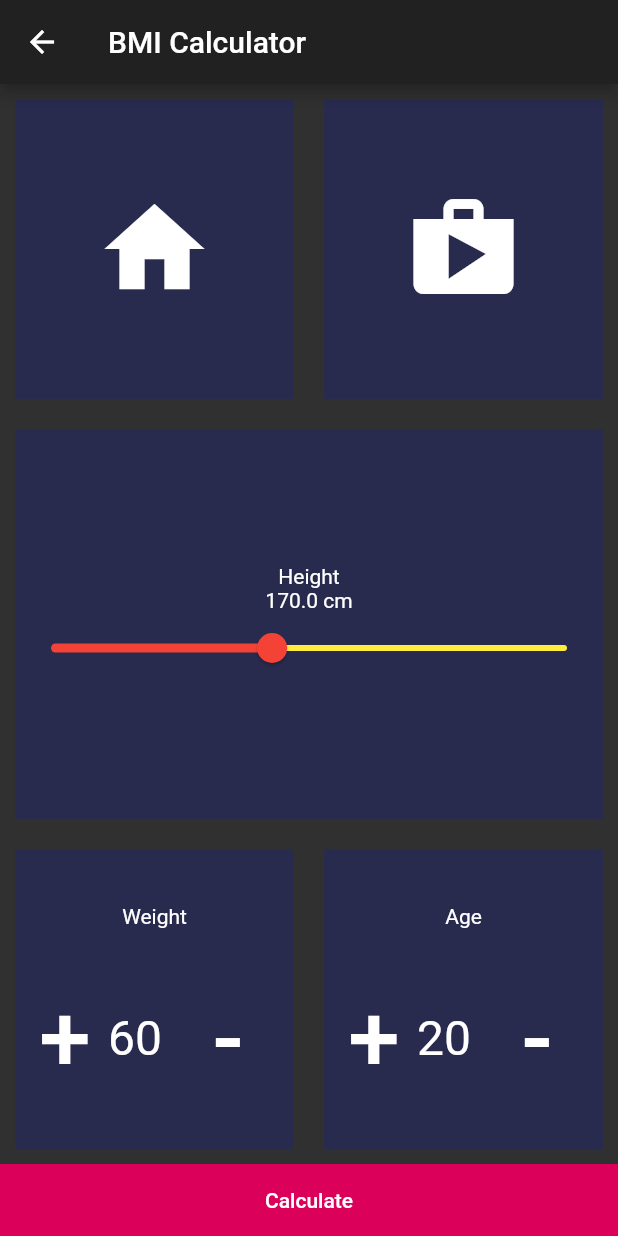
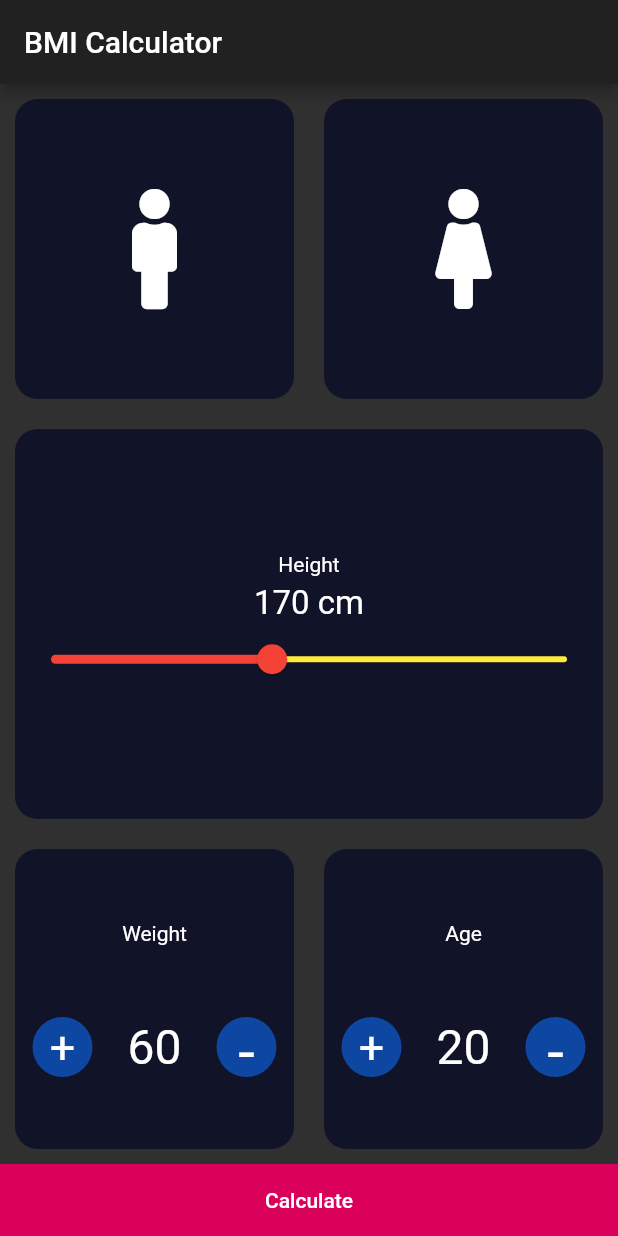
Before and after one commit to hanane-ca/cit-cellule-mobile, a Flutter app: the Home screen opened by its route, on a phone screen of 412 x 824 dp. Run offline on Flutter 3.47's test engine with Material 2 defaults, Android fonts, the phone set to English and light mode, and no system bars; our stand-ins replace audioplayers, font_awesome_flutter.

Commit message:
BMI part 2

```diff
--- a/bmi/lib/components/plus_ou_moins.dart
+++ b/bmi/lib/components/plus_ou_moins.dart
@@ -1,5 +1,7 @@
 import 'package:bmi/components/reusable_box.dart';
 import 'package:flutter/material.dart';
+
+import '../const.dart';
 
 class PlusMoins extends StatelessWidget {
   final int weight;
@@ -18,15 +20,24 @@ class PlusMoins extends StatelessWidget {
         children: [
           Text(title),
           Row(
+            mainAxisAlignment: MainAxisAlignment.spaceAround,
             children: [
-              Expanded(
-                child: FlatButton(
-                  onPressed: () {
+              GestureDetector(
+                onTap: () {
                   add();
                 },
+                child: Container(
+                  width: 40.0,
+                  height: 40.0,
+                  decoration: BoxDecoration(
+                    color: kdarkBlue,
+                    borderRadius: BorderRadius.circular(50.0),
+                  ),
+                  child: Center(
                     child: Text(
                       '+',
-                    style: TextStyle(fontSize: 62),
+                      style: TextStyle(fontSize: 30),
+                    ),
                   ),
                 ),
               ),
@@ -34,13 +45,23 @@ class PlusMoins extends StatelessWidget {
                 value,
                 style: TextStyle(fontSize: 32),
               ),
-              FlatButton(
-                onPressed: () {
+              GestureDetector(
+                onTap: () {
                   sub();
                 },
+                child: Container(
+                  width: 40.0,
+                  height: 40.0,
+                  decoration: BoxDecoration(
+                    color: kdarkBlue,
+                    borderRadius: BorderRadius.circular(50.0),
+                  ),
+                  child: Center(
                     child: Text(
                       '-',
-                  style: TextStyle(fontSize: 62),
+                      style: TextStyle(fontSize: 40),
+                    ),
+                  ),
                 ),
               ),
             ],
--- a/bmi/lib/components/reusable_box.dart
+++ b/bmi/lib/components/reusable_box.dart
@@ -3,16 +3,25 @@ import '../const.dart';
 
 class ReusableBox extends StatelessWidget {
   final Widget widget;
-  ReusableBox({@required this.widget});
+  final Function onTap;
+  final bool isSelected;
+
+  ReusableBox({@required this.widget,this.onTap, this.isSelected});
 
   @override
   Widget build(BuildContext context) {
     return Expanded(
-      child: Container(
-        margin: EdgeInsets.all(10),
-        color: kdarkBlue,
-        height: 200,
-        child: widget,
+      child: GestureDetector(
+        onTap: onTap,
+        child: Container(
+          decoration : BoxDecoration(
+            color: isSelected == true ? kActiveCardColour : kInactiveCardColour,
+            borderRadius: BorderRadius.circular(15.0),
+          ),
+          margin: EdgeInsets.all(10),
+          height: 200,
+          child: widget,
+        ),
       ),
     );
   }
--- a/bmi/lib/const.dart
+++ b/bmi/lib/const.dart
@@ -1,4 +1,10 @@
 import 'package:flutter/material.dart';
 
 const kpinkColor = Color(0xffDB0059);
-const kdarkBlue = Color(0xff282B4E);
+// const kdarkBlue = Color(0xff282B4E);
+Color kdarkBlue = Colors.blue[900];
+Color klightBlue = Colors.blue[800];
+
+const kActiveCardColour = Color(0xFF1D1E33);
+const kInactiveCardColour = Color(0xFF111328);
+const kBottomContainerColour = Color(0xFFEB1555);
--- /dev/null
+++ b/bmi/lib/notifier/data.dart
@@ -0,0 +1,17 @@
+
+import 'package:flutter/cupertino.dart';
+
+class Data with ChangeNotifier {
+  String value = "My value from provider";
+
+  getValue() {
+    return value;
+  }
+
+   setValue(String val) {
+    value = val;
+    notifyListeners();
+  }
+
+
+}
--- /dev/null
+++ b/bmi/lib/notifier/data2.dart
@@ -0,0 +1,5 @@
+import 'package:flutter/cupertino.dart';
+
+class Data2 with ChangeNotifier {
+
+}
--- a/bmi/lib/screens/home.dart
+++ b/bmi/lib/screens/home.dart
@@ -1,5 +1,9 @@
+import 'dart:math';
+
 import 'package:bmi/components/plus_ou_moins.dart';
+import 'package:bmi/screens/resultScreen.dart';
 import 'package:flutter/material.dart';
+import 'package:font_awesome_flutter/font_awesome_flutter.dart';
 import '../components/reusable_box.dart';
 import '../const.dart';
 
@@ -9,9 +13,28 @@ class Home extends StatefulWidget {
 }
 
 class _HomeState extends State<Home> {
-  double height = 170;
+  String height = '170';
   int weight = 60;
   int age = 20;
+
+  bool maleIsSelected = false;
+  bool femaleIsSelected = false;
+
+  toggleSelected(bool male) {
+    setState(() {
+      if (male) {
+        maleIsSelected = true;
+        femaleIsSelected = false;
+      } else {
+        femaleIsSelected = true;
+        maleIsSelected = false;
+      }
+    });
+  }
+
+  double bmiResult() {
+    return weight / pow(double.parse(height), 2);
+  }
 
   @override
   Widget build(BuildContext context) {
@@ -19,20 +42,29 @@ class _HomeState extends State<Home> {
       child: Scaffold(
         appBar: AppBar(
           title: Text('BMI Calculator'),
+          automaticallyImplyLeading: false,
         ),
         body: Column(
           children: [
             Row(
               children: [
                 ReusableBox(
+                  onTap: () {
+                    toggleSelected(true);
+                  },
+                  isSelected: maleIsSelected,
                   widget: Icon(
-                    Icons.home,
+                    FontAwesomeIcons.male,
                     size: 80,
                   ),
                 ),
                 ReusableBox(
+                  onTap: () {
+                    toggleSelected(false);
+                  },
+                  isSelected: femaleIsSelected,
                   widget: Icon(
-                    Icons.shop,
+                    FontAwesomeIcons.female,
                     size: 80,
                   ),
                 ),
@@ -43,12 +75,18 @@ class _HomeState extends State<Home> {
               mainAxisAlignment: MainAxisAlignment.center,
               children: [
                 Text('Height'),
-                Text('$height cm'),
+                SizedBox(
+                  height: 5,
+                ),
+                Text(
+                  '$height cm',
+                  style: TextStyle(fontSize: 22.0),
+                ),
                 Slider(
-                  value: height,
+                  value: double.parse(height),
                   onChanged: (newvalue) {
                     setState(() {
-                      height = newvalue;
+                      height = newvalue.toStringAsFixed(0);
                     });
                   },
                   min: 140,
@@ -94,7 +132,10 @@ class _HomeState extends State<Home> {
               width: double.infinity,
               color: kpinkColor,
               child: FlatButton(
-                onPressed: () {},
+                onPressed: () {
+                  print('BMI Result : ${bmiResult()}');
+                  Navigator.pushNamed(context, '/result');
+                },
                 child: Text('Calculate'),
               ),
             )
--- a/bmi/pubspec.yaml
+++ b/bmi/pubspec.yaml
@@ -13,6 +13,7 @@ dependencies:
 
   cupertino_icons: ^1.0.0
   font_awesome_flutter: ^8.8.0
+  provider: ^4.3.3
 
 dev_dependencies:
   flutter_test:
```
Also changed, not shown: bmi/lib/main.dart (+7 -1 lines), bmi/lib/screens/page1.dart (added, +36 -0 lines), bmi/lib/screens/page2.dart (added, +33 -0 lines), bmi/lib/screens/page3.dart (added, +35 -0 lines), bmi/lib/screens/resultScreen.dart (+23 -5 lines), bmi/pubspec.lock. Lines whose indentation alone changed are shown as unchanged.
